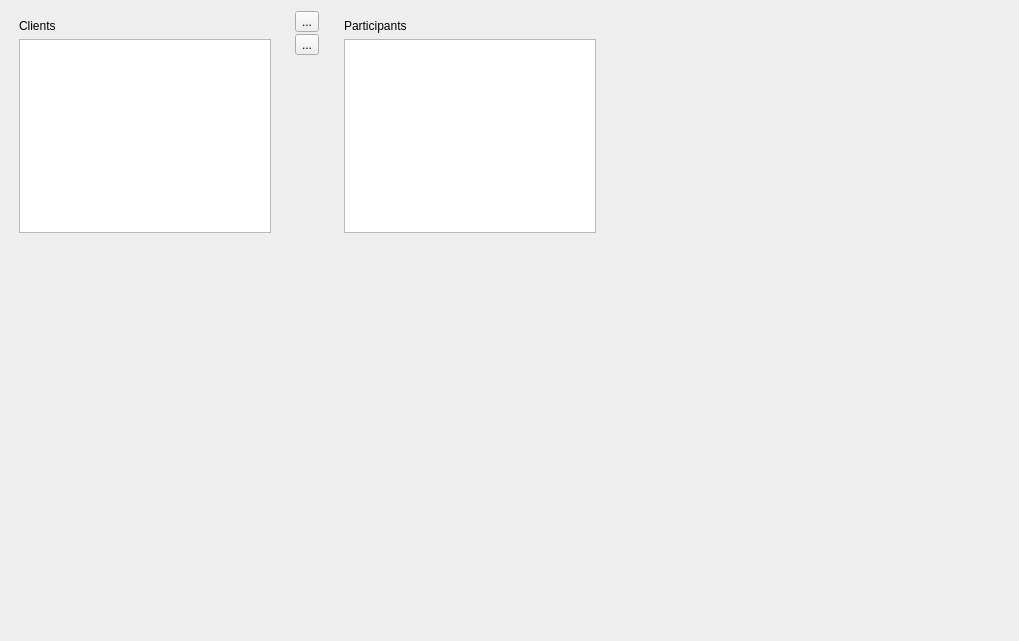
Before: the Qt Designer form Network/addParticipantView.ui in geonwuk/TheEditor, drawn with Qt 5.
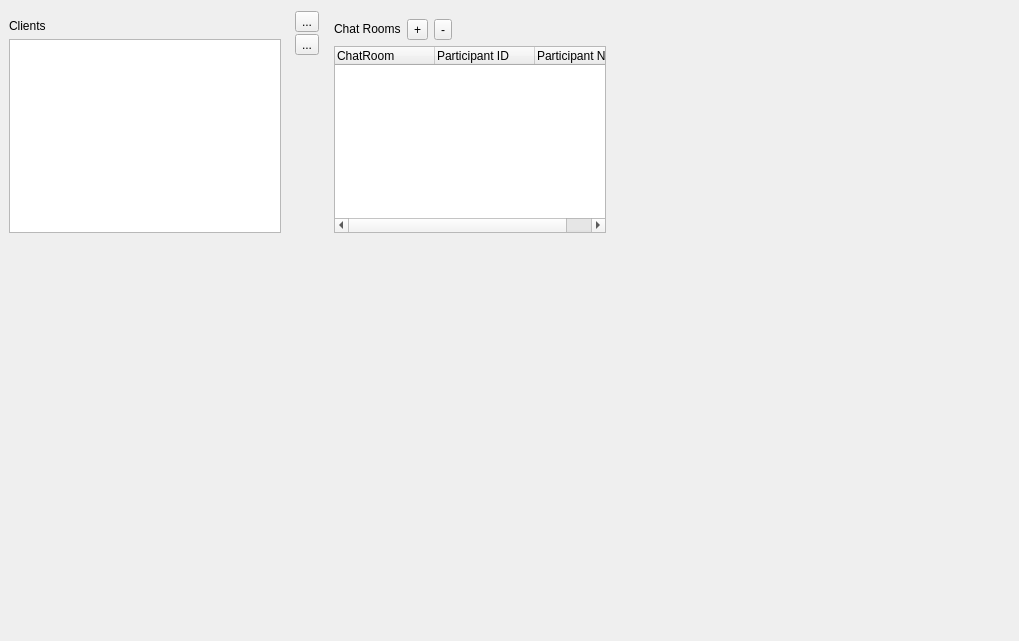
After: the same form once the commit is applied.

Diff of the .ui file:
```diff
--- a/Network/addParticipantView.ui
+++ b/Network/addParticipantView.ui
@@ -27,13 +27,13 @@
      <enum>QLayout::SetDefaultConstraint</enum>
     </property>
     <property name="leftMargin">
-     <number>10</number>
+     <number>0</number>
     </property>
     <property name="topMargin">
      <number>10</number>
     </property>
     <property name="rightMargin">
-     <number>10</number>
+     <number>0</number>
     </property>
     <property name="bottomMargin">
      <number>10</number>
@@ -72,22 +72,24 @@
      <height>234</height>
     </rect>
    </property>
-   <layout class="QVBoxLayout" name="participantsLayout" stretch="1,0">
+   <layout class="QVBoxLayout" name="participantsLayout" stretch="0,0">
     <property name="sizeConstraint">
      <enum>QLayout::SetDefaultConstraint</enum>
     </property>
     <property name="leftMargin">
-     <number>10</number>
+     <number>0</number>
     </property>
     <property name="topMargin">
      <number>10</number>
     </property>
     <property name="rightMargin">
-     <number>10</number>
+     <number>0</number>
     </property>
     <property name="bottomMargin">
      <number>10</number>
     </property>
+    <item>
+     <layout class="QHBoxLayout" name="horizontalLayout">
     <item>
      <widget class="QLabel" name="label_2">
       <property name="sizePolicy">
@@ -97,18 +99,62 @@
        </sizepolicy>
       </property>
       <property name="text">
-       <string>Participants</string>
+         <string>Chat Rooms</string>
       </property>
      </widget>
     </item>
     <item>
-     <widget class="QTableWidget" name="participantList">
+       <widget class="QToolButton" name="addChatRoomButton">
+        <property name="text">
+         <string>+</string>
+        </property>
+       </widget>
+      </item>
+      <item>
+       <widget class="QToolButton" name="eraseChatRoomButton">
+        <property name="text">
+         <string>-</string>
+        </property>
+       </widget>
+      </item>
+      <item>
+       <spacer name="horizontalSpacer">
+        <property name="orientation">
+         <enum>Qt::Horizontal</enum>
+        </property>
+        <property name="sizeHint" stdset="0">
+         <size>
+          <width>40</width>
+          <height>20</height>
+         </size>
+        </property>
+       </spacer>
+      </item>
+     </layout>
+    </item>
+    <item>
+     <widget class="QTreeWidget" name="chatRoomTree">
       <property name="sizePolicy">
        <sizepolicy hsizetype="Expanding" vsizetype="Expanding">
         <horstretch>100</horstretch>
         <verstretch>100</verstretch>
        </sizepolicy>
       </property>
+      <column>
+       <property name="text">
+        <string>ChatRoom</string>
+       </property>
+      </column>
+      <column>
+       <property name="text">
+        <string>Participant ID</string>
+       </property>
+      </column>
+      <column>
+       <property name="text">
+        <string>Participant Name</string>
+       </property>
+      </column>
      </widget>
     </item>
    </layout>
```
Left out of the diff: 6 changed lines with no effect on the pictures. Lines whose indentation alone changed are shown as unchanged.
